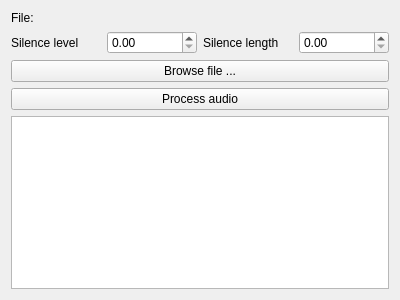
Old version of the form MUL/mainwindow.ui in the repository Jamiroquai88/MUL.
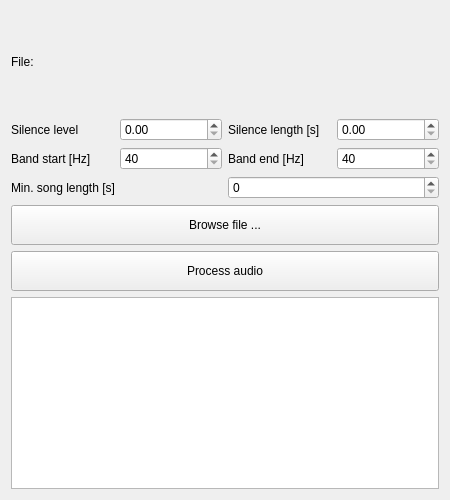
New version of the form.

Diff of the .ui file:
```diff
--- a/MUL/mainwindow.ui
+++ b/MUL/mainwindow.ui
@@ -6,8 +6,8 @@
    <rect>
     <x>0</x>
     <y>0</y>
-    <width>400</width>
-    <height>300</height>
+    <width>450</width>
+    <height>500</height>
    </rect>
   </property>
   <property name="sizePolicy">
@@ -16,6 +16,12 @@
     <verstretch>0</verstretch>
    </sizepolicy>
   </property>
+  <property name="minimumSize">
+   <size>
+    <width>450</width>
+    <height>500</height>
+   </size>
+  </property>
   <property name="windowTitle">
    <string>MainWindow</string>
   </property>
@@ -73,7 +79,7 @@
       <item>
        <widget class="QLabel" name="label_2">
         <property name="text">
-         <string>Silence length</string>
+         <string>Silence length [s]</string>
         </property>
        </widget>
       </item>
@@ -82,14 +88,76 @@
       </item>
      </layout>
     </item>
+    <item>
+     <layout class="QHBoxLayout" name="horizontalLayout_3">
+      <item>
+       <widget class="QLabel" name="label_5">
+        <property name="text">
+         <string>Band start [Hz]</string>
+        </property>
+       </widget>
+      </item>
+      <item>
+       <widget class="QSpinBox" name="bandStartBox">
+        <property name="minimum">
+         <number>40</number>
+        </property>
+        <property name="maximum">
+         <number>20000</number>
+        </property>
+       </widget>
+      </item>
+      <item>
+       <widget class="QLabel" name="label_3">
+        <property name="text">
+         <string>Band end [Hz]</string>
+        </property>
+       </widget>
+      </item>
+      <item>
+       <widget class="QSpinBox" name="bandEndBox">
+        <property name="minimum">
+         <number>40</number>
+        </property>
+        <property name="maximum">
+         <number>20000</number>
+        </property>
+       </widget>
+      </item>
+     </layout>
+    </item>
+    <item>
+     <layout class="QHBoxLayout" name="horizontalLayout_4">
+      <item>
+       <widget class="QLabel" name="label_6">
+        <property name="text">
+         <string>Min. song length [s]</string>
+        </property>
+       </widget>
+      </item>
+      <item>
+       <widget class="QSpinBox" name="songLenBox">
+        <property name="maximum">
+         <number>1000</number>
+        </property>
+       </widget>
+      </item>
+     </layout>
+    </item>
     <item>
      <widget class="QPushButton" name="browseButton">
       <property name="sizePolicy">
-       <sizepolicy hsizetype="Preferred" vsizetype="Preferred">
+       <sizepolicy hsizetype="Minimum" vsizetype="Minimum">
         <horstretch>0</horstretch>
         <verstretch>0</verstretch>
        </sizepolicy>
       </property>
+      <property name="maximumSize">
+       <size>
+        <width>16777215</width>
+        <height>40</height>
+       </size>
+      </property>
       <property name="text">
        <string>Browse file ...</string>
       </property>
@@ -98,11 +166,17 @@
     <item>
      <widget class="QPushButton" name="processButton">
       <property name="sizePolicy">
-       <sizepolicy hsizetype="Preferred" vsizetype="Preferred">
+       <sizepolicy hsizetype="Minimum" vsizetype="Minimum">
         <horstretch>0</horstretch>
         <verstretch>0</verstretch>
        </sizepolicy>
       </property>
+      <property name="maximumSize">
+       <size>
+        <width>16777215</width>
+        <height>40</height>
+       </size>
+      </property>
       <property name="text">
        <string>Process audio</string>
       </property>
```
